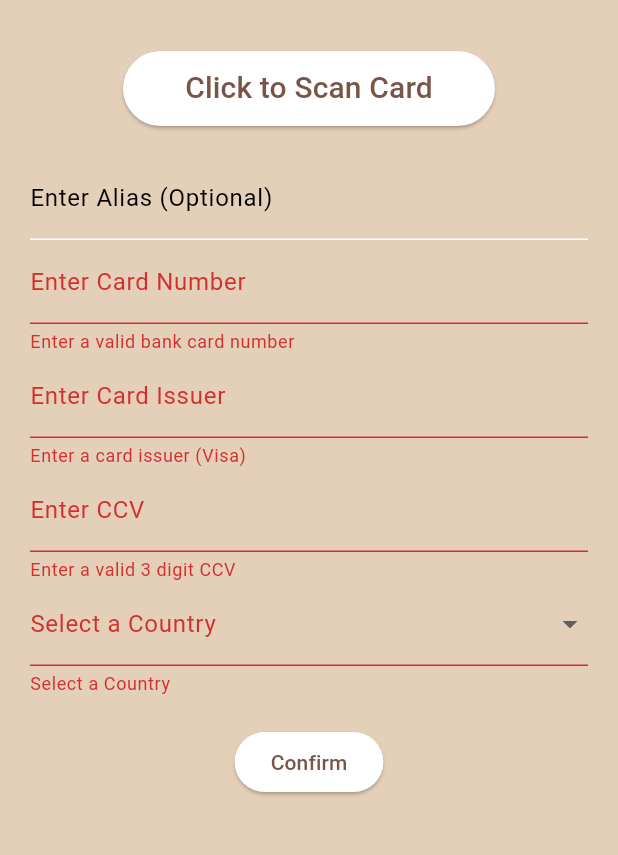
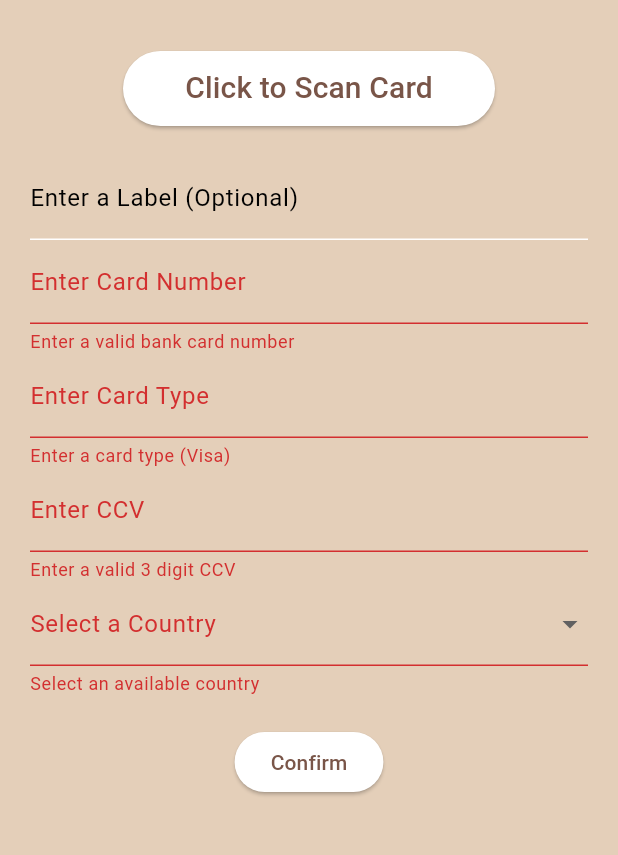
Before and after one commit to pdyason/wallet, a Flutter app: the NewCardPage screen opened directly, after a tap on "Confirm", on a phone screen of 412 x 824 dp, the part 63-918 px from its top. Run offline on Flutter 3.47's test engine with Material 3 defaults, Android fonts, the phone set to English and light mode, and no system bars; our stand-ins replace flutter_markdown, flutter_redux, flutter_secure_storage, redux; missing offline and left inert: credit_card_scanner; accounts and stored records are empty.

Commit message:
wording changes

```diff
--- a/lib/data/models/bank_card.dart
+++ b/lib/data/models/bank_card.dart
@@ -3,9 +3,9 @@ class BankCard {
   final String number;
   final String ccv;
   final String country;
-  final String alias;
+  final String label;
 
-  BankCard({required this.type, required this.number, required this.ccv, required this.country, required this.alias});
+  BankCard({required this.type, required this.number, required this.ccv, required this.country, required this.label});
 
   factory BankCard.sample() {
     return BankCard(
@@ -13,7 +13,7 @@ class BankCard {
       number: '4242424242424242',
       ccv: '123',
       country: 'South Africa',
-      alias: 'Sample Card',
+      label: 'Sample Card',
     );
   }
 
@@ -22,7 +22,7 @@ class BankCard {
         number = json['number'],
         ccv = json['ccv'],
         country = json['country'],
-        alias = json['alias'] ?? '';
+        label = json['label'] ?? '';
 
   Map<String, dynamic> toJson() {
     return {
@@ -30,7 +30,7 @@ class BankCard {
       'number': number,
       'ccv': ccv,
       'country': country,
-      'alias': alias,
+      'label': label,
     };
   }
 
@@ -38,7 +38,7 @@ class BankCard {
   String toString() => '$type: $number';
 
   @override
-  int get hashCode => Object.hash(type, number, ccv, country, alias);
+  int get hashCode => Object.hash(type, number, ccv, country, label);
 
   @override
   operator ==(other) =>
@@ -47,5 +47,5 @@ class BankCard {
       other.number == number &&
       other.ccv == ccv &&
       other.country == country &&
-      other.alias == alias;
+      other.label == label;
 }
--- a/lib/data/redux/actions.dart
+++ b/lib/data/redux/actions.dart
@@ -20,9 +20,11 @@ class CatchException extends AppAction {
   String toString() => 'CatchException';
 }
 
-class LoadSampleCard extends AppAction {
+class AddSampleCard extends AppAction {
+  final VoidCallback? onAdded;
+  AddSampleCard({this.onAdded});
   @override
-  String toString() => 'LoadSampleCard';
+  String toString() => 'AddSampleCard';
 }
 
 class LoadSavedData extends AppAction {
--- a/lib/pages/new_card_page/new_card_page.dart
+++ b/lib/pages/new_card_page/new_card_page.dart
@@ -50,7 +50,7 @@ class NewCardForm extends StatefulWidget {
 
 class _NewCardFormState extends State<NewCardForm> {
   final _formKey = GlobalKey<FormState>();
-  final TextEditingController _aliasController = TextEditingController();
+  final TextEditingController _labelController = TextEditingController();
   final TextEditingController _numberController = TextEditingController();
   final TextEditingController _typeController = TextEditingController();
   final TextEditingController _ccvController = TextEditingController();
@@ -80,7 +80,7 @@ class _NewCardFormState extends State<NewCardForm> {
     }
   }
 
-  String? _validateAlias(String? value) {
+  String? _validateLabel(String? value) {
     if (value == null || value.length > 10) {
       return 'Maximum 10 characters';
     }
@@ -100,7 +100,7 @@ class _NewCardFormState extends State<NewCardForm> {
 
   String? _validateType(String? value) {
     if (value == null || value.isEmpty) {
-      return 'Enter a card issuer (Visa)';
+      return 'Enter a card type (Visa)';
     } else if (value.length > 15) {
       return 'Maximum 15 characters';
     }
@@ -116,7 +116,7 @@ class _NewCardFormState extends State<NewCardForm> {
 
   String? _validateCountry(value) {
     if (value == null || value.isEmpty) {
-      return 'Select a Country';
+      return 'Select an available country';
     } else if (!widget.availableCountries.contains(value)) {
       return 'Cards from this country are not allowed';
     }
@@ -134,7 +134,7 @@ class _NewCardFormState extends State<NewCardForm> {
             if (kIsWeb) _buildEnterCardLabel(),
             if (!kIsWeb) _buildScanButton(),
             const SizedBox(height: 20),
-            _buildAlias(),
+            _buildLabel(),
             _buildNumber(),
             _buildType(),
             _buildCCV(),
@@ -152,7 +152,7 @@ class _NewCardFormState extends State<NewCardForm> {
       Map<String, String>? cardDetails = await Utils.scanCard();
       if (cardDetails != null) {
         _numberController.text = cardDetails['cardNumber'].toString();
-        _aliasController.text = cardDetails['cardHolderName'].toString();
+        _labelController.text = cardDetails['cardHolderName'].toString();
       }
     } catch (e) {
       debug('Scanning card failed: $e');
@@ -193,14 +193,14 @@ class _NewCardFormState extends State<NewCardForm> {
     );
   }
 
-  TextFormField _buildAlias() {
+  TextFormField _buildLabel() {
     return TextFormField(
-      controller: _aliasController,
+      controller: _labelController,
       decoration: const InputDecoration(
-        labelText: 'Enter Alias (Optional)',
+        labelText: 'Enter a Label (Optional)',
       ),
       keyboardType: TextInputType.name,
-      validator: _validateAlias,
+      validator: _validateLabel,
     );
   }
 
@@ -219,7 +219,7 @@ class _NewCardFormState extends State<NewCardForm> {
     return TextFormField(
       controller: _typeController,
       decoration: const InputDecoration(
-        labelText: 'Enter Card Issuer',
+        labelText: 'Enter Card Type',
       ),
       keyboardType: TextInputType.name,
       validator: _validateType,
@@ -263,7 +263,7 @@ class _NewCardFormState extends State<NewCardForm> {
           StoreProvider.of<AppState>(context).dispatch(
             AddCard(
               BankCard(
-                alias: _aliasController.text,
+                label: _labelController.text,
                 number: _numberController.text,
                 ccv: _ccvController.text,
                 country: _selectedCountry ?? '',
--- a/lib/pages/wallet_page/bank_card_tile.dart
+++ b/lib/pages/wallet_page/bank_card_tile.dart
@@ -24,7 +24,7 @@ class BankCardTile extends StatelessWidget {
           // Top-left corner widget
           Positioned(top: 0, left: 0, child: CardTypeWidget(card: card)),
           // Top-right corner widget
-          Positioned(top: 0, right: 0, child: CardAliasWidget(card: card, isNewlyAdded: isNewlyAdded)),
+          Positioned(top: 0, right: 0, child: CardLabelWidget(card: card, isNewlyAdded: isNewlyAdded)),
           // Bottom-left corner widget
           Positioned(bottom: 0, left: 0, child: CardCountryWidget(card: card)),
           // Bottom-right corner widget
@@ -71,8 +71,8 @@ class CardNumberWidget extends StatelessWidget {
   }
 }
 
-class CardAliasWidget extends StatelessWidget {
-  const CardAliasWidget({super.key, required this.card, required this.isNewlyAdded});
+class CardLabelWidget extends StatelessWidget {
+  const CardLabelWidget({super.key, required this.card, required this.isNewlyAdded});
   final BankCard card;
   final bool isNewlyAdded;
   @override
@@ -81,7 +81,7 @@ class CardAliasWidget extends StatelessWidget {
     return Row(children: [
       if (isNewlyAdded) Text('*', style: textStyle),
       const SizedBox(width: 10),
-      Text(card.alias, style: textStyle),
+      Text(card.label, style: textStyle),
     ]);
   }
 }
```
Also changed, not shown: lib/data/redux/middleware.dart (+4 -3 lines), lib/pages/wallet_page/task_bar.dart (+47 -33 lines), 2 other files.
